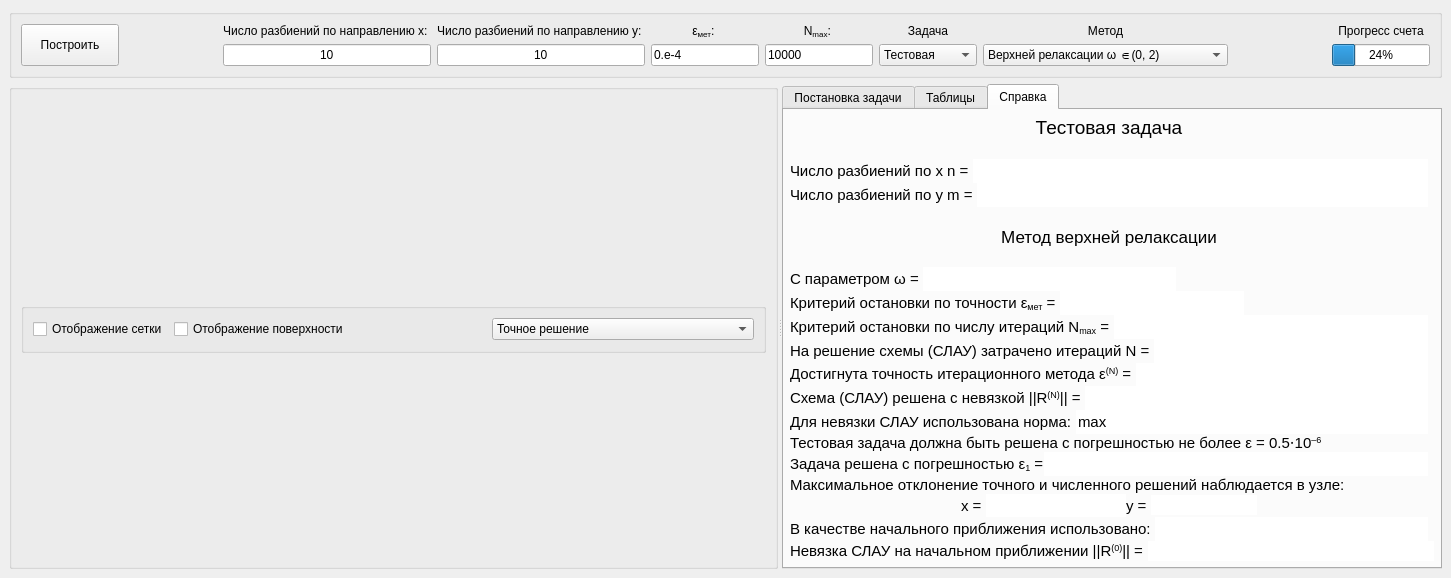
First picture: the form in ui/mainwindow.ui, repository Termtre/GFTS3, before the edit.
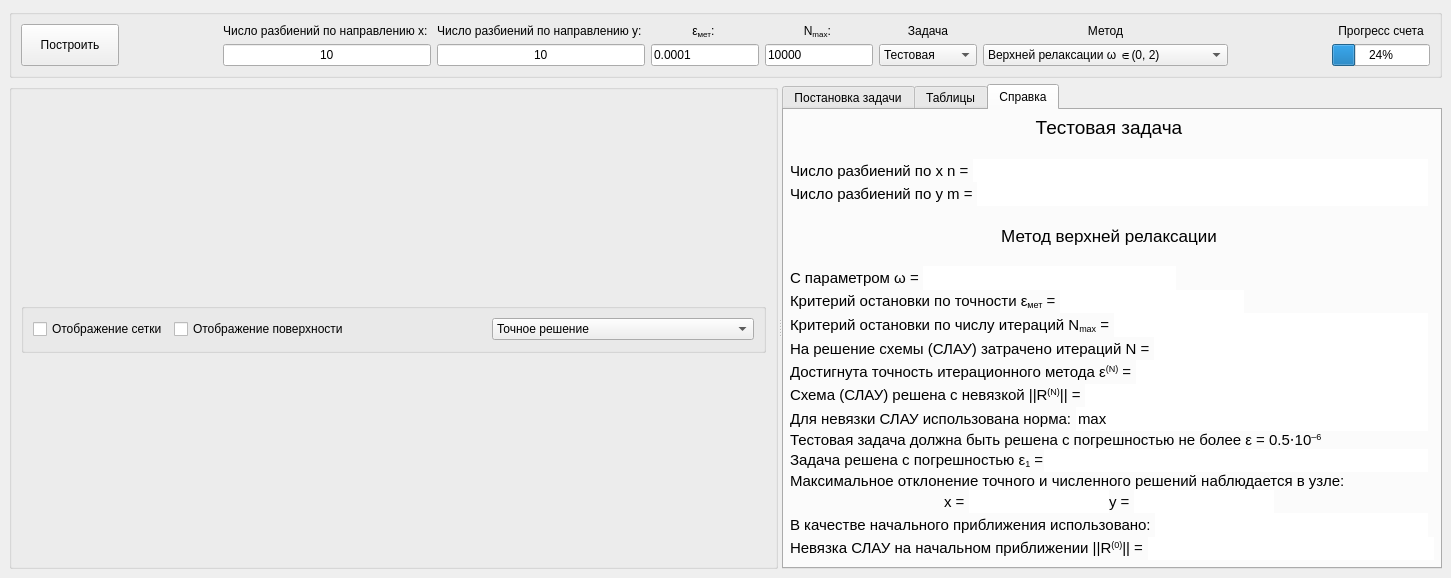
Second picture: the form after the edit.

Patch:
```diff
--- a/ui/mainwindow.ui
+++ b/ui/mainwindow.ui
@@ -288,6 +288,11 @@
               </item>
               <item>
                <widget class="QLineEdit" name="edit_R0">
+                <property name="font">
+                 <font>
+                  <pointsize>11</pointsize>
+                 </font>
+                </property>
                 <property name="frame">
                  <bool>false</bool>
                 </property>
@@ -462,6 +467,11 @@
                   <verstretch>0</verstretch>
                  </sizepolicy>
                 </property>
+                <property name="font">
+                 <font>
+                  <pointsize>11</pointsize>
+                 </font>
+                </property>
                 <property name="frame">
                  <bool>false</bool>
                 </property>
@@ -1203,7 +1213,7 @@
           </sizepolicy>
          </property>
          <property name="text">
-          <string>0.e-4</string>
+          <string>0.0001</string>
          </property>
         </widget>
        </item>
```
Left out of the diff: 4 changed lines with no effect on the pictures.
